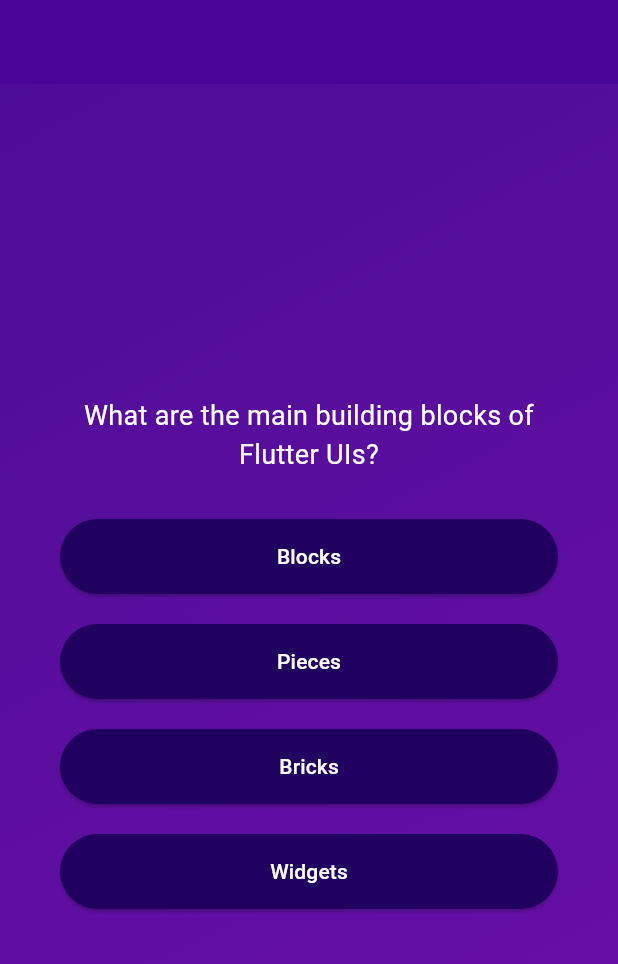
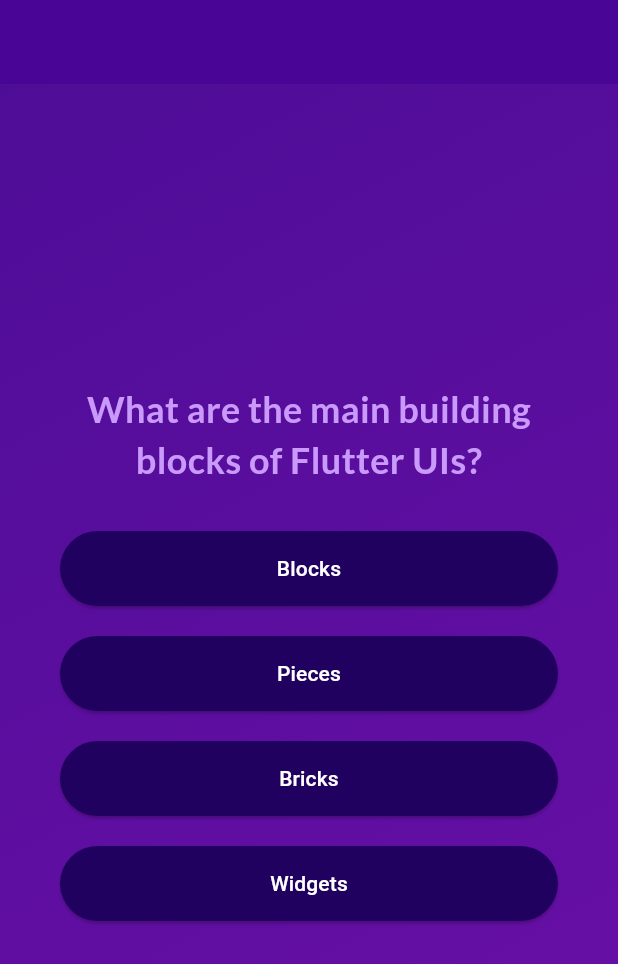
Before and after one commit to dlipkumar77/quiz_app_adv_basics, a Flutter app: the screen it shows after launch, after a tap on "Start Quiz", on a phone screen of 412 x 824 dp. Shown: the top 964 px of the screen. Run offline on Flutter 3.47's test engine with Material 3 defaults, Android fonts, the phone set to English and light mode, and no system bars; our stand-ins replace google_fonts.

Commit message:
Third party fonts used -google fonts

```diff
--- a/lib/answer_button.dart
+++ b/lib/answer_button.dart
@@ -24,7 +24,10 @@
             borderRadius: BorderRadius.circular(40),
           ),
         ),
-        child: Text(answerText),
+        child: Text(
+          answerText,
+          textAlign: TextAlign.center,
+        ),
       ),
     );
   }
--- a/lib/questions_screen.dart
+++ b/lib/questions_screen.dart
@@ -1,4 +1,5 @@
 import 'package:flutter/material.dart';
+import 'package:google_fonts/google_fonts.dart';
 import './answer_button.dart';
 import './data/questions.dart';
 
@@ -33,7 +34,11 @@
           children: [
             Text(
               currentQuestion.question,
-              style: TextStyle(fontSize: 18, color: Colors.white),
+              style: GoogleFonts.lato(
+                fontSize: 24,
+                fontWeight: FontWeight.bold,
+                color: const Color.fromARGB(255, 201, 153, 251),
+              ),
               textAlign: TextAlign.center,
             ),
             SizedBox(height: 20),
--- a/lib/start_screen.dart
+++ b/lib/start_screen.dart
@@ -1,4 +1,5 @@
 import 'package:flutter/material.dart';
+import 'package:google_fonts/google_fonts.dart';
 
 class StartScreen extends StatelessWidget {
   const StartScreen(this.startQuiz, {super.key});
@@ -26,7 +27,7 @@
           SizedBox(height: 80),
           Text(
             'Learn Flutter the fun way!',
-            style: TextStyle(color: Colors.white, fontSize: 14),
+            style: GoogleFonts.lato(color: Colors.white, fontSize: 24),
           ),
           SizedBox(height: 30),
           OutlinedButton.icon(
--- a/pubspec.yaml
+++ b/pubspec.yaml
@@ -34,6 +34,7 @@
   # The following adds the Cupertino Icons font to your application.
   # Use with the CupertinoIcons class for iOS style icons.
   cupertino_icons: ^1.0.8
+  google_fonts: ^6.2.1
 
 dev_dependencies:
   flutter_test:
```
Also changed, not shown: pubspec.lock, 1 other file.
